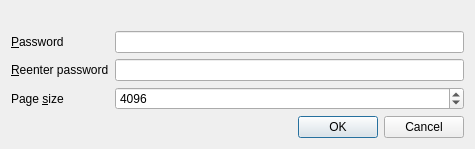
The window that src/CipherDialog.ui (sqlitebrowser/sqlitebrowser) describes before a commit, drawn with Qt 5.
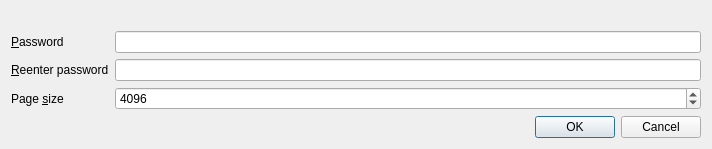
The same window after the commit.

```diff
--- a/src/CipherDialog.ui
+++ b/src/CipherDialog.ui
@@ -6,7 +6,7 @@
    <rect>
     <x>0</x>
     <y>0</y>
-    <width>475</width>
+    <width>712</width>
     <height>147</height>
    </rect>
   </property>
```
